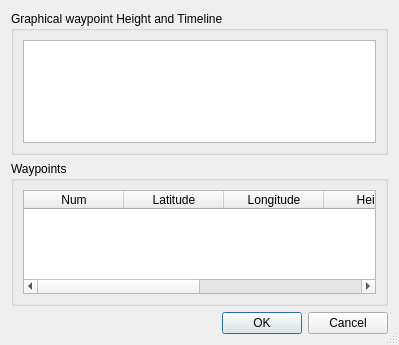
openpilot/OpenPilot, file ground/src/plugins/opmap/opmap_waypointeditor_dialog.ui: the form before one commit.
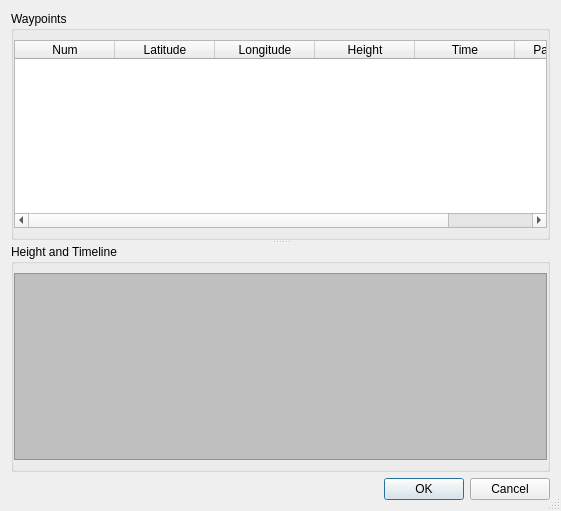
The form after the commit. Icons and pictures are not drawn.

Commit message: Adding a waypoint treeview onto the left hand edge of the the new map plug-in.

What changed in the file:
```diff
--- a/ground/src/plugins/opmap/opmap_waypointeditor_dialog.ui
+++ b/ground/src/plugins/opmap/opmap_waypointeditor_dialog.ui
@@ -6,8 +6,8 @@
    <rect>
     <x>0</x>
     <y>0</y>
-    <width>399</width>
-    <height>345</height>
+    <width>561</width>
+    <height>511</height>
    </rect>
   </property>
   <property name="sizePolicy">
@@ -32,20 +32,23 @@
   <property name="sizeGripEnabled">
    <bool>true</bool>
   </property>
+  <layout class="QGridLayout" name="gridLayout_3">
+   <item row="0" column="0">
   <layout class="QVBoxLayout" name="verticalLayout">
    <item>
-    <widget class="QGroupBox" name="groupBoxWaypointHeightAndTimeline">
-     <property name="title">
-      <string>Graphical waypoint Height and Timeline</string>
-     </property>
-     <layout class="QGridLayout" name="gridLayout">
-      <item row="0" column="0">
-       <widget class="QGraphicsView" name="graphicsViewWaypointHeightAndTimeline"/>
-      </item>
-     </layout>
-    </widget>
-   </item>
-   <item>
+      <widget class="QSplitter" name="splitter">
+       <property name="frameShape">
+        <enum>QFrame::NoFrame</enum>
+       </property>
+       <property name="orientation">
+        <enum>Qt::Vertical</enum>
+       </property>
+       <property name="opaqueResize">
+        <bool>true</bool>
+       </property>
+       <property name="childrenCollapsible">
+        <bool>false</bool>
+       </property>
     <widget class="QGroupBox" name="groupBoxWaypoints">
      <property name="minimumSize">
       <size>
@@ -56,13 +59,28 @@
      <property name="title">
       <string>Waypoints</string>
      </property>
+        <property name="flat">
+         <bool>true</bool>
+        </property>
      <layout class="QGridLayout" name="gridLayout_2">
+         <property name="leftMargin">
+          <number>0</number>
+         </property>
+         <property name="rightMargin">
+          <number>0</number>
+         </property>
       <item row="0" column="0">
        <widget class="QTableWidget" name="tableWidgetWaypoints">
+           <property name="sizePolicy">
+            <sizepolicy hsizetype="Expanding" vsizetype="MinimumExpanding">
+             <horstretch>0</horstretch>
+             <verstretch>0</verstretch>
+            </sizepolicy>
+           </property>
         <property name="minimumSize">
          <size>
           <width>0</width>
-          <height>0</height>
+             <height>50</height>
          </size>
         </property>
         <property name="dragEnabled">
@@ -108,6 +126,51 @@
       </item>
      </layout>
     </widget>
+       <widget class="QGroupBox" name="groupBoxHeightAndTimeline">
+        <property name="title">
+         <string>Height and Timeline</string>
+        </property>
+        <property name="flat">
+         <bool>true</bool>
+        </property>
+        <layout class="QGridLayout" name="gridLayout">
+         <property name="leftMargin">
+          <number>0</number>
+         </property>
+         <property name="rightMargin">
+          <number>0</number>
+         </property>
+         <item row="0" column="0">
+          <widget class="QGraphicsView" name="graphicsViewWaypointHeightAndTimeline">
+           <property name="sizePolicy">
+            <sizepolicy hsizetype="Expanding" vsizetype="MinimumExpanding">
+             <horstretch>0</horstretch>
+             <verstretch>0</verstretch>
+            </sizepolicy>
+           </property>
+           <property name="minimumSize">
+            <size>
+             <width>0</width>
+             <height>50</height>
+            </size>
+           </property>
+           <property name="styleSheet">
+            <string notr="true">background-color: rgb(191, 191, 191);</string>
+           </property>
+           <property name="frameShadow">
+            <enum>QFrame::Sunken</enum>
+           </property>
+           <property name="alignment">
+            <set>Qt::AlignLeading|Qt::AlignLeft|Qt::AlignVCenter</set>
+           </property>
+           <property name="renderHints">
+            <set>QPainter::Antialiasing|QPainter::HighQualityAntialiasing|QPainter::TextAntialiasing</set>
+           </property>
+          </widget>
+         </item>
+        </layout>
+       </widget>
+      </widget>
    </item>
    <item>
     <widget class="QDialogButtonBox" name="buttonBox">
@@ -118,6 +181,8 @@
       <set>QDialogButtonBox::Cancel|QDialogButtonBox::Ok</set>
      </property>
     </widget>
+     </item>
+    </layout>
    </item>
   </layout>
  </widget>
```
Lines whose indentation alone changed are shown as unchanged. The commit also changes 11 other files.
